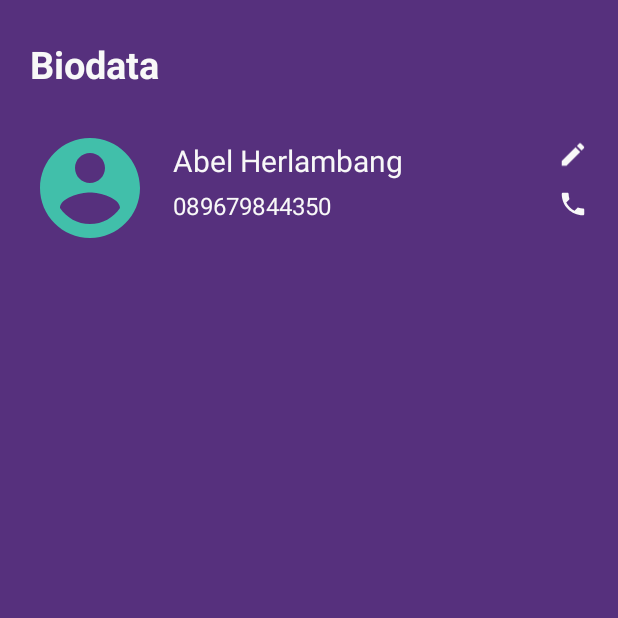
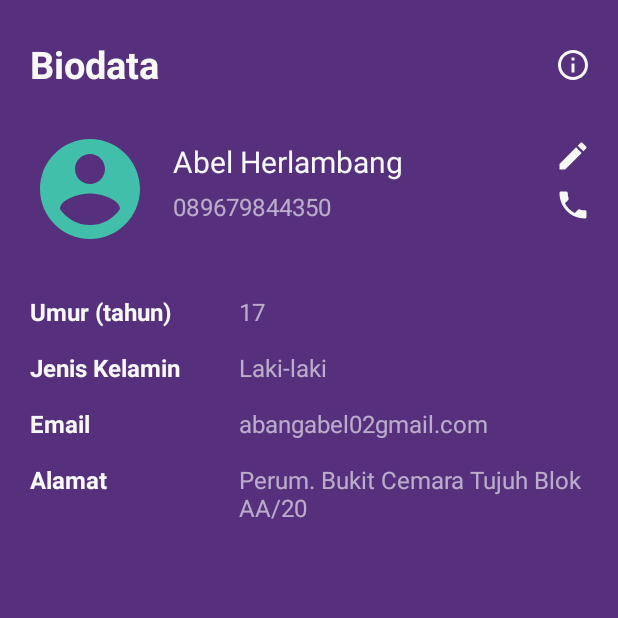
Before and after one commit to abelherl/smkc-bio, an Android app: the HomeActivity screen opened directly, with no data from a screen before it, on a phone screen of 412 x 824 dp, the top half of it. Run offline under Robolectric (Android 15) with nearby library versions, the phone set to English and light mode, and no system bars.

Commit message:
Updated home screen OnClickListener testing

```diff
--- a/app/src/main/java/com/example/biodata/MainActivity.kt
+++ b/app/src/main/java/com/example/biodata/MainActivity.kt
@@ -1,12 +1,23 @@
 package com.example.biodata
 
+import android.content.Intent
 import androidx.appcompat.app.AppCompatActivity
 import android.os.Bundle
+import android.widget.Button
 
 class MainActivity : AppCompatActivity() {
 
     override fun onCreate(savedInstanceState: Bundle?) {
         super.onCreate(savedInstanceState)
         setContentView(R.layout.activity_main)
+
+        val bt_simpan = findViewById<Button>(R.id.bt_simpan)
+
+        bt_simpan.setOnClickListener { goToHome() }
+    }
+
+    private fun goToHome() {
+        val intent = Intent(this, HomeActivity::class.java)
+        startActivity(intent)
     }
 }
--- /dev/null
+++ b/app/src/main/res/drawable/ic_info_outline_black_24dp.xml
@@ -0,0 +1,9 @@
+<vector xmlns:android="http://schemas.android.com/apk/res/android"
+        android:width="24dp"
+        android:height="24dp"
+        android:viewportWidth="24.0"
+        android:viewportHeight="24.0">
+    <path
+        android:fillColor="#FF000000"
+        android:pathData="M11,17h2v-6h-2v6zM12,2C6.48,2 2,6.48 2,12s4.48,10 10,10 10,-4.48 10,-10S17.52,2 12,2zM12,20c-4.41,0 -8,-3.59 -8,-8s3.59,-8 8,-8 8,3.59 8,8 -3.59,8 -8,8zM11,9h2L13,7h-2v2z"/>
+</vector>
--- a/app/src/main/res/layout/activity_home.xml
+++ b/app/src/main/res/layout/activity_home.xml
@@ -13,6 +13,10 @@
         android:paddingLeft="20dp"
         android:paddingRight="20dp">
 
+        <RelativeLayout
+            android:layout_width="match_parent"
+            android:layout_height="wrap_content">
+
             <androidx.appcompat.widget.AppCompatTextView
                 android:id="@+id/tv_judul"
                 android:layout_width="match_parent"
@@ -23,6 +27,19 @@
                 android:textStyle="bold"
                 android:text="@string/biodata"
                 />
+
+            <androidx.appcompat.widget.AppCompatImageButton
+                android:id="@+id/bt_info"
+                android:layout_width="20dp"
+                android:layout_height="35dp"
+                android:tint="@color/white"
+                android:layout_alignParentEnd="true"
+                android:background="#00000000"
+                android:layout_marginTop="25dp"
+                android:src="@drawable/ic_info_outline_black_24dp"
+                />
+
+        </RelativeLayout>
 
         <RelativeLayout
             android:layout_width="match_parent"
@@ -43,7 +60,7 @@
                 android:layout_height="35dp"
                 android:layout_marginTop="25dp"
                 android:layout_marginLeft="15dp"
-                android:layout_toLeftOf="@id/iv_edit"
+                android:layout_toLeftOf="@id/bt_edit"
                 android:textSize="20sp"
                 android:textColor="@color/white"
                 android:text="Abel Herlambang"
@@ -60,7 +77,7 @@
                 android:layout_alignStart="@id/tv_nama"
                 android:layout_alignEnd="@id/tv_nama"
                 android:textSize="16sp"
-                android:textColor="@color/white"
+                android:textColor="@color/hint"
                 android:text="089679844350"
                 android:gravity="top|left"
                 android:layout_below="@id/tv_nama"
@@ -68,30 +85,148 @@
                 android:lines="2"
                 />
 
-            <androidx.appcompat.widget.AppCompatImageView
-                android:id="@+id/iv_edit"
+            <androidx.appcompat.widget.AppCompatImageButton
+                android:id="@+id/bt_edit"
                 android:layout_width="20dp"
                 android:layout_height="35dp"
                 android:tint="@color/white"
+                android:background="#00000000"
                 android:layout_marginTop="25dp"
                 android:layout_alignParentEnd="true"
                 android:layout_alignBottom="@id/tv_nama"
                 android:src="@drawable/ic_mode_edit_black_24dp"
                 />
 
-            <androidx.appcompat.widget.AppCompatImageView
-                android:id="@+id/iv_dial"
+            <androidx.appcompat.widget.AppCompatImageButton
+                android:id="@+id/bt_dial"
                 android:layout_width="20dp"
                 android:layout_height="20dp"
                 android:tint="@color/white"
-                android:layout_alignEnd="@id/iv_edit"
-                android:layout_below="@id/iv_edit"
+                android:background="#00000000"
+                android:layout_alignEnd="@id/bt_edit"
+                android:layout_below="@id/bt_edit"
                 android:layout_alignTop="@id/tv_phone"
                 android:src="@drawable/ic_local_phone_black_24dp"
                 />
 
         </RelativeLayout>
 
+        <LinearLayout
+            android:layout_width="match_parent"
+            android:layout_height="wrap_content"
+            android:orientation="horizontal"
+            android:layout_marginTop="30dp">
+
+            <androidx.appcompat.widget.AppCompatTextView
+                android:layout_width="match_parent"
+                android:layout_height="match_parent"
+                android:layout_weight="2"
+                android:textSize="16sp"
+                android:textColor="@color/white"
+                android:textStyle="bold"
+                android:text="@string/umur"
+                />
+
+            <androidx.appcompat.widget.AppCompatTextView
+                android:id="@+id/tv_umur"
+                android:layout_width="match_parent"
+                android:layout_height="match_parent"
+                android:layout_weight="1"
+                android:textSize="16sp"
+                android:textColor="@color/hint"
+                android:layout_marginStart="15dp"
+                android:text="17"
+                />
+
+        </LinearLayout>
+
+        <LinearLayout
+            android:layout_width="match_parent"
+            android:layout_height="wrap_content"
+            android:orientation="horizontal"
+            android:layout_marginTop="15dp">
+
+            <androidx.appcompat.widget.AppCompatTextView
+                android:layout_width="match_parent"
+                android:layout_height="match_parent"
+                android:layout_weight="2"
+                android:textSize="16sp"
+                android:textColor="@color/white"
+                android:textStyle="bold"
+                android:text="@string/jk"
+                />
+
+            <androidx.appcompat.widget.AppCompatTextView
+                android:id="@+id/tv_jk"
+                android:layout_width="match_parent"
+                android:layout_height="match_parent"
+                android:layout_weight="1"
+                android:textSize="16sp"
+                android:textColor="@color/hint"
+                android:layout_marginStart="15dp"
+                android:text="Laki-laki"
+                />
+
+        </LinearLayout>
+
+        <LinearLayout
+            android:layout_width="match_parent"
+            android:layout_height="wrap_content"
+            android:orientation="horizontal"
+            android:layout_marginTop="15dp">
+
+            <androidx.appcompat.widget.AppCompatTextView
+                android:layout_width="match_parent"
+                android:layout_height="match_parent"
+                android:layout_weight="2"
+                android:textSize="16sp"
+                android:textColor="@color/white"
+                android:textStyle="bold"
+                android:text="@string/email"
+                />
+
+            <androidx.appcompat.widget.AppCompatTextView
+                android:id="@+id/tv_email"
+                android:layout_width="match_parent"
+                android:layout_height="match_parent"
+                android:layout_weight="1"
+                android:textSize="16sp"
+                android:textColor="@color/hint"
+                android:layout_marginStart="15dp"
+                android:text="abangabel02gmail.com"
+                />
+
+        </LinearLayout>
+
+        <LinearLayout
+            android:layout_width="match_parent"
+            android:layout_height="wrap_content"
+            android:orientation="horizontal"
+            android:layout_marginTop="15dp">
+
+            <androidx.appcompat.widget.AppCompatTextView
+                android:layout_width="match_parent"
+                android:layout_height="match_parent"
+                android:layout_weight="2"
+                android:textSize="16sp"
+                android:textColor="@color/white"
+                android:textStyle="bold"
+                android:text="@string/alamat"
+                />
+
+            <androidx.appcompat.widget.AppCompatTextView
+                android:id="@+id/tv_alamat"
+                android:layout_width="match_parent"
+                android:layout_height="match_parent"
+                android:layout_weight="1"
+                android:textSize="16sp"
+                android:textColor="@color/hint"
+                android:layout_marginStart="15dp"
+                android:text="Perum. Bukit Cemara Tujuh Blok AA/20"
+                />
+
+        </LinearLayout>
+
     </LinearLayout>
 
 </ScrollView>
--- a/app/src/main/res/layout/activity_main.xml
+++ b/app/src/main/res/layout/activity_main.xml
@@ -114,7 +114,8 @@
         <androidx.appcompat.widget.AppCompatEditText
             android:id="@+id/et_alamat"
             android:layout_width="match_parent"
-            android:layout_height="120dp"
+            android:layout_height="wrap_content"
+            android:minHeight="50dp"
             android:layout_marginTop="25dp"
             android:textColor="@color/white"
             android:shadowColor="@color/black"
@@ -125,6 +126,7 @@
             />
 
         <androidx.appcompat.widget.AppCompatButton
+            android:id="@+id/bt_simpan"
             android:layout_width="match_parent"
             android:layout_height="50dp"
             android:layout_marginTop="50dp"
```
Lines whose indentation alone changed are shown as unchanged.
